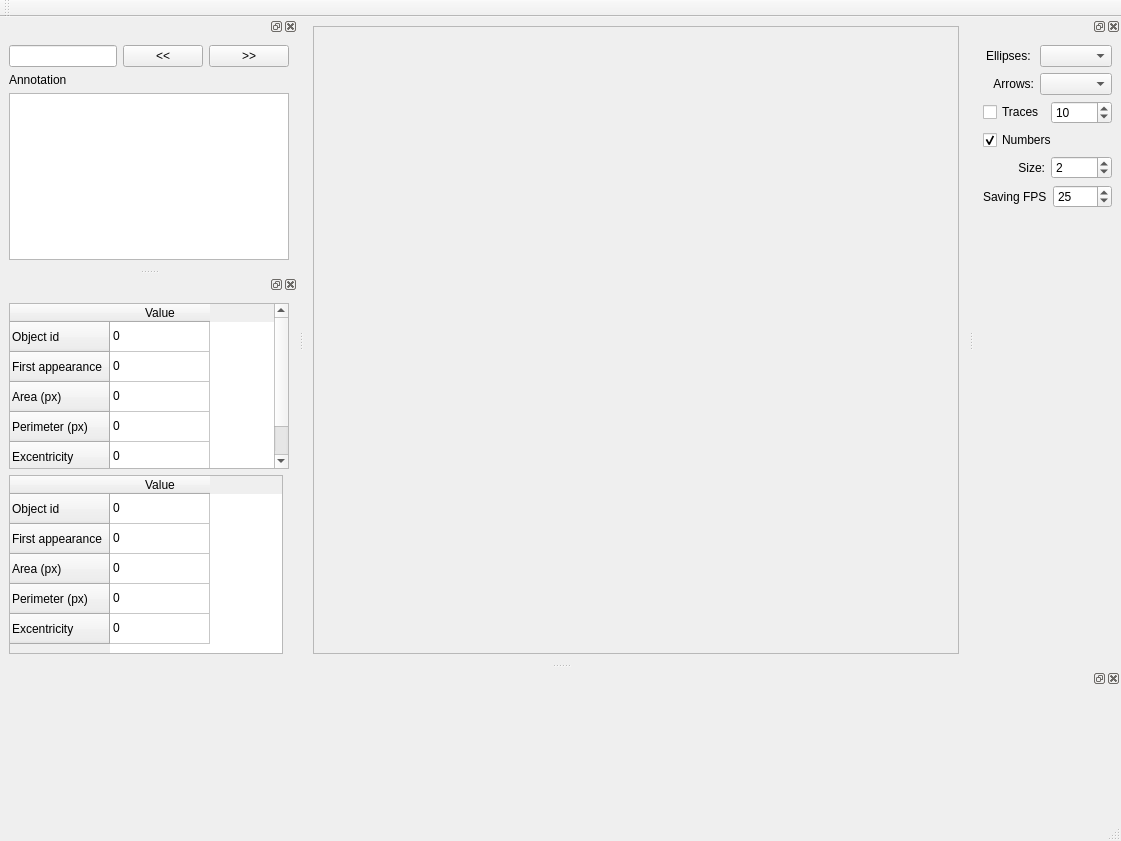
Old version of the form src/replay.ui in the repository FastTrackOrg/FastTrack.
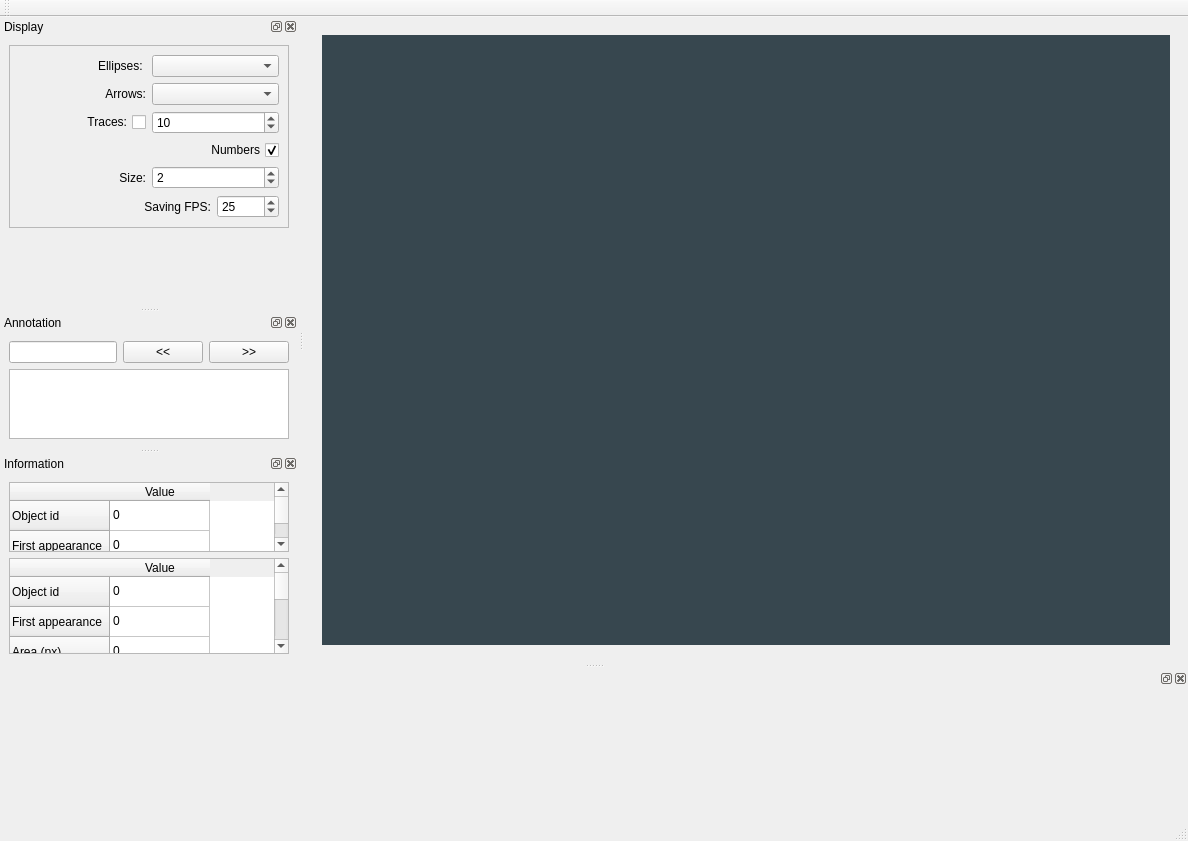
New version of the form. Custom widgets are drawn as their Qt base class.

Commit message: [style] global: change default style

What changed in the file:
```diff
--- a/src/replay.ui
+++ b/src/replay.ui
@@ -6,7 +6,7 @@
    <rect>
     <x>0</x>
     <y>0</y>
-    <width>1121</width>
+    <width>1188</width>
     <height>841</height>
    </rect>
   </property>
@@ -25,6 +25,9 @@
         <enum>Qt::Vertical</enum>
        </property>
        <widget class="QScrollArea" name="scrollArea">
+        <property name="styleSheet">
+         <string notr="true">border: 0;</string>
+        </property>
         <property name="verticalScrollBarPolicy">
          <enum>Qt::ScrollBarAlwaysOff</enum>
         </property>
@@ -42,8 +45,8 @@
           <rect>
            <x>0</x>
            <y>0</y>
-           <width>623</width>
-           <height>611</height>
+           <width>866</width>
+           <height>607</height>
           </rect>
          </property>
          <layout class="QGridLayout" name="gridLayout">
@@ -55,6 +58,12 @@
               <verstretch>0</verstretch>
              </sizepolicy>
             </property>
+            <property name="cursor">
+             <cursorShape>CrossCursor</cursorShape>
+            </property>
+            <property name="styleSheet">
+             <string notr="true">background: #37474F;</string>
+            </property>
             <property name="text">
              <string/>
             </property>
@@ -97,10 +106,22 @@
    <property name="features">
     <set>QDockWidget::AllDockWidgetFeatures</set>
    </property>
+   <property name="windowTitle">
+    <string>Display</string>
+   </property>
    <attribute name="dockWidgetArea">
-    <number>2</number>
+    <number>1</number>
    </attribute>
    <widget class="QWidget" name="dockWidgetContents">
+    <layout class="QGridLayout" name="gridLayout_7">
+     <item row="0" column="1">
+      <widget class="QFrame" name="frame">
+       <property name="frameShape">
+        <enum>QFrame::StyledPanel</enum>
+       </property>
+       <property name="frameShadow">
+        <enum>QFrame::Raised</enum>
+       </property>
     <layout class="QGridLayout" name="gridLayout_2">
      <item row="0" column="0">
       <layout class="QHBoxLayout" name="horizontalLayout_3">
@@ -152,8 +173,11 @@
       <layout class="QHBoxLayout" name="horizontalLayout_2">
        <item>
         <widget class="QCheckBox" name="replayTrace">
+            <property name="layoutDirection">
+             <enum>Qt::RightToLeft</enum>
+            </property>
          <property name="text">
-          <string>Traces</string>
+             <string>Traces:</string>
          </property>
         </widget>
        </item>
@@ -171,6 +195,9 @@
      </item>
      <item row="3" column="0">
       <widget class="QCheckBox" name="replayNumbers">
+          <property name="layoutDirection">
+           <enum>Qt::RightToLeft</enum>
+          </property>
        <property name="text">
         <string>Numbers</string>
        </property>
@@ -217,7 +244,10 @@
        <item>
         <widget class="QLabel" name="label_5">
          <property name="text">
-          <string>Saving FPS</string>
+             <string>Saving FPS:</string>
+            </property>
+            <property name="alignment">
+             <set>Qt::AlignRight|Qt::AlignTrailing|Qt::AlignVCenter</set>
          </property>
         </widget>
        </item>
@@ -242,7 +272,10 @@
        </item>
       </layout>
      </item>
-     <item row="6" column="0">
+       </layout>
+      </widget>
+     </item>
+     <item row="1" column="1">
       <spacer name="verticalSpacer">
        <property name="orientation">
         <enum>Qt::Vertical</enum>
@@ -250,7 +283,7 @@
        <property name="sizeHint" stdset="0">
         <size>
          <width>20</width>
-         <height>40</height>
+         <height>374</height>
         </size>
        </property>
       </spacer>
@@ -283,6 +316,9 @@
    <property name="features">
     <set>QDockWidget::AllDockWidgetFeatures</set>
    </property>
+   <property name="windowTitle">
+    <string>Annotation</string>
+   </property>
    <attribute name="dockWidgetArea">
     <number>1</number>
    </attribute>
@@ -295,19 +331,6 @@
        </property>
       </widget>
      </item>
-     <item row="0" column="0">
-      <widget class="QLineEdit" name="findLine"/>
-     </item>
-     <item row="1" column="0">
-      <widget class="QLabel" name="label_2">
-       <property name="text">
-        <string>Annotation</string>
-       </property>
-      </widget>
-     </item>
-     <item row="2" column="0" colspan="3">
-      <widget class="QTextEdit" name="annotation"/>
-     </item>
      <item row="0" column="1">
       <widget class="QPushButton" name="findPrev">
        <property name="text">
@@ -315,10 +338,19 @@
        </property>
       </widget>
      </item>
+     <item row="0" column="0">
+      <widget class="QLineEdit" name="findLine"/>
+     </item>
+     <item row="1" column="0" colspan="3">
+      <widget class="QTextEdit" name="annotation"/>
+     </item>
     </layout>
    </widget>
   </widget>
   <widget class="QDockWidget" name="infoDock">
+   <property name="windowTitle">
+    <string>Information</string>
+   </property>
    <attribute name="dockWidgetArea">
     <number>1</number>
    </attribute>
@@ -383,7 +415,7 @@
        </item>
       </widget>
      </item>
-     <item row="2" column="0">
+     <item row="2" column="0" colspan="2">
       <widget class="QTableWidget" name="infoTableObject2">
        <row>
         <property name="text">
```
Left out of the diff: 4 changed lines with no effect on the pictures. Lines whose indentation alone changed are shown as unchanged. The commit also changes 12 other files.
